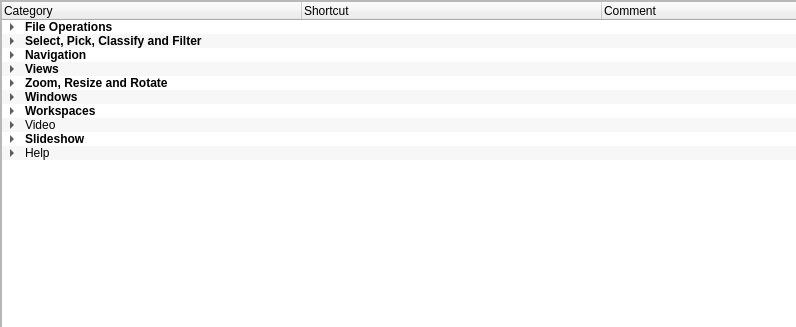
First picture: the form in Help/shortcutsform.ui, repository towhee/Winnow64, before the edit; both pictures show x 0 to 796 and y 0 to 327 of the 963 by 870 pixel window.
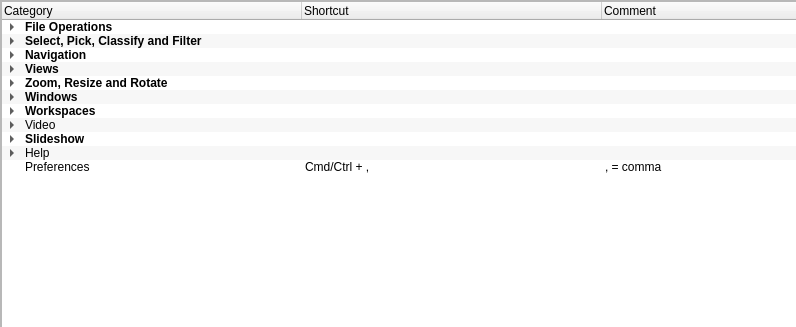
Second picture: the form after the edit.

Patch:
```diff
--- a/Help/shortcutsform.ui
+++ b/Help/shortcutsform.ui
@@ -1127,6 +1127,17 @@
         </property>
        </item>
       </item>
+      <item>
+       <property name="text">
+        <string>Preferences</string>
+       </property>
+       <property name="text">
+        <string>Cmd/Ctrl + ,</string>
+       </property>
+       <property name="text">
+        <string>, = comma</string>
+       </property>
+      </item>
      </widget>
     </item>
    </layout>
```
Left out of the diff: 73 changed lines with no effect on the pictures.
